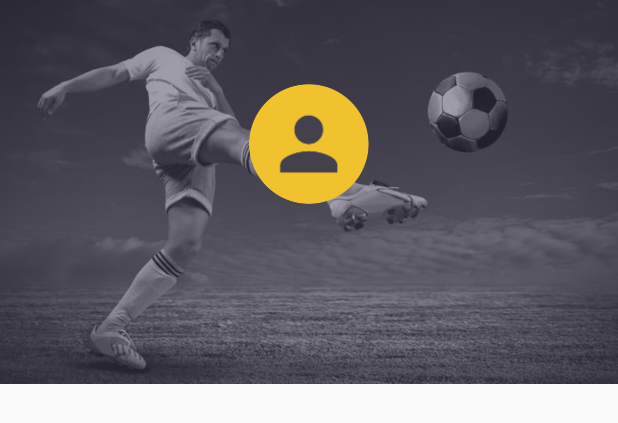
After one commit to javigbox/laporra, an Android app: the layout drawer_header.xml on its own in the app's theme, with its tools: preview values and no code run, on a phone screen of 412 x 824 dp. The commit adds this screen. Shown: the top 423 px of the screen. Run offline under Robolectric (Android 15) with nearby library versions, the phone set to English and light mode, and no system bars.

Commit message:
Navigation drawer de pruebas

```diff
--- /dev/null
+++ b/app/src/main/res/drawable/ic_home_black_24dp.xml
@@ -0,0 +1,5 @@
+<vector android:height="24dp" android:tint="#FFFFFF"
+    android:viewportHeight="24.0" android:viewportWidth="24.0"
+    android:width="24dp" xmlns:android="http://schemas.android.com/apk/res/android">
+    <path android:fillColor="#FF000000" android:pathData="M10,20v-6h4v6h5v-8h3L12,3 2,12h3v8z"/>
+</vector>
--- /dev/null
+++ b/app/src/main/res/drawable/ic_search_black_24dp.xml
@@ -0,0 +1,5 @@
+<vector android:height="24dp" android:tint="#FFFFFF"
+    android:viewportHeight="24.0" android:viewportWidth="24.0"
+    android:width="24dp" xmlns:android="http://schemas.android.com/apk/res/android">
+    <path android:fillColor="#FF000000" android:pathData="M15.5,14h-0.79l-0.28,-0.27C15.41,12.59 16,11.11 16,9.5 16,5.91 13.09,3 9.5,3S3,5.91 3,9.5 5.91,16 9.5,16c1.61,0 3.09,-0.59 4.23,-1.57l0.27,0.28v0.79l5,4.99L20.49,19l-4.99,-5zM9.5,14C7.01,14 5,11.99 5,9.5S7.01,5 9.5,5 14,7.01 14,9.5 11.99,14 9.5,14z"/>
+</vector>
--- /dev/null
+++ b/app/src/main/res/layout/drawer_header.xml
@@ -0,0 +1,55 @@
+<?xml version="1.0" encoding="utf-8"?>
+<RelativeLayout xmlns:android="http://schemas.android.com/apk/res/android"
+    android:layout_width="match_parent"
+    android:layout_height="256dp"
+    xmlns:tools="http://schemas.android.com/tools"
+    xmlns:app="http://schemas.android.com/apk/res-auto"
+    android:orientation="vertical">
+
+    <ImageView
+        android:layout_width="match_parent"
+        android:layout_height="match_parent"
+        android:scaleType="centerCrop"
+        android:src="@drawable/footbal_player_main"
+        app:layout_collapseMode="parallax" />
+
+    <LinearLayout
+        android:id="@+id/user_layout"
+        android:layout_width="match_parent"
+        android:layout_height="wrap_content"
+        android:layout_marginTop="?android:attr/actionBarSize"
+        android:gravity="center"
+        android:orientation="vertical"
+        app:layout_collapseMode="none">
+
+        <de.hdodenhof.circleimageview.CircleImageView
+            android:id="@+id/menu_image"
+            android:layout_width="80dp"
+            android:layout_height="80dp"
+            android:layout_centerInParent="true"
+            android:src="@drawable/user_placeholder" />
+
+        <TextView
+            android:id="@+id/menu_name"
+            fontPath="fonts/Lato-Italic.ttf"
+            android:layout_width="wrap_content"
+            android:layout_height="wrap_content"
+            android:layout_marginTop="4dp"
+            android:textColor="@color/white"
+            android:textSize="13sp"
+            tools:ignore="MissingPrefix" />
+
+        <TextView
+            android:id="@+id/menu_email"
+            fontPath="fonts/Lato-LightItalic.ttf"
+            android:layout_width="wrap_content"
+            android:layout_height="wrap_content"
+            android:layout_marginBottom="30dp"
+            android:layout_marginTop="3dp"
+            android:textColor="@color/colorAccent"
+            android:textSize="10sp"
+            tools:ignore="MissingPrefix" />
+
+    </LinearLayout>
+
+</RelativeLayout>
```
Also changed, not shown: app/src/main/java/com/gboxapps/laporra/activities/MainActivity.java (+19 -0 lines), app/src/main/res/layout/activity_main.xml (+19 -22 lines), app/src/main/res/menu/menu_drawer.xml (added, +18 -0 lines).
